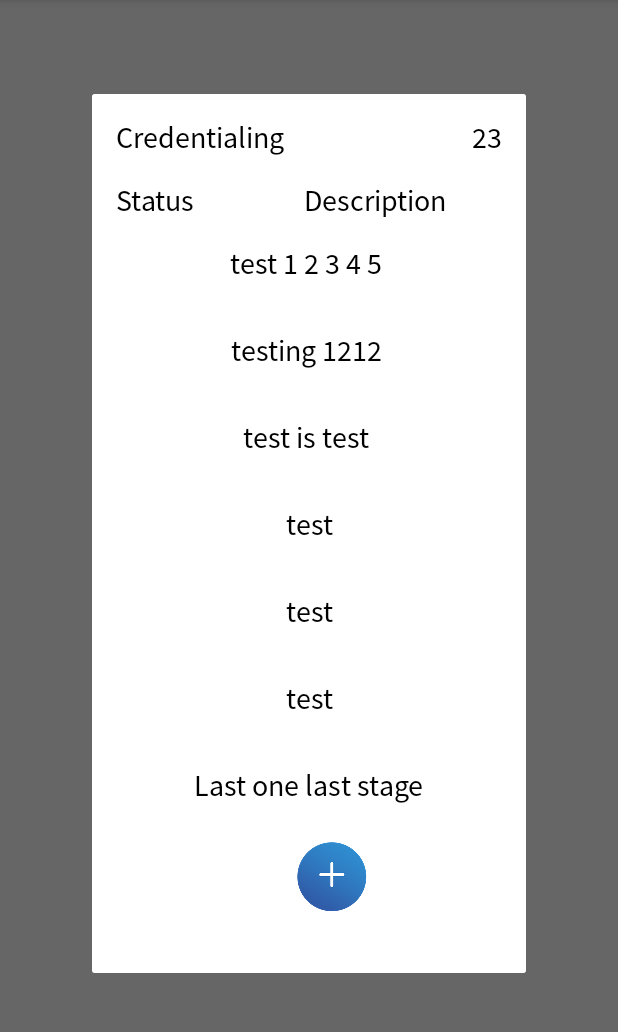
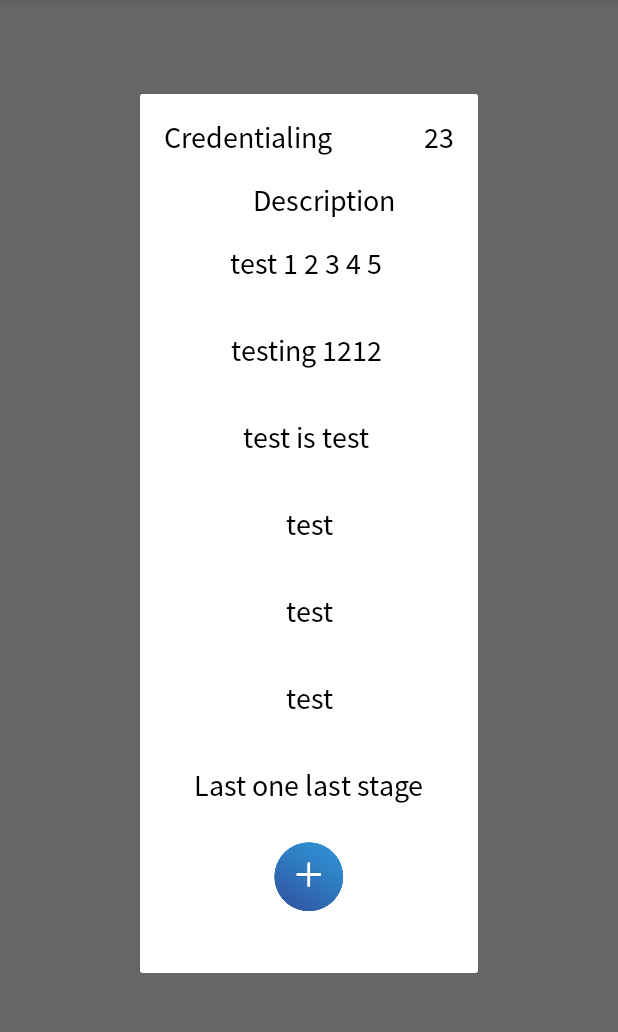
Before and after one commit to yasir0899/PracticeHealth, an Android app: the fragment SubItemDetailsDialog shown on its own in the app's theme, after a tap on "test 1 2 3 4 5", on a phone screen of 412 x 824 dp, the part 84-1116 px from its top. Run offline under Robolectric (Android 15) with nearby library versions, the phone set to English and light mode, and no system bars; libraries missing offline, so code that uses them is left out: com.karumi.dexter; pictures from the network do not load.

Commit message:
description dialog with swipe

```diff
--- a/app/src/main/java/com/example/practiceHealth/utils/SubItemDetailsAdapter.kt
+++ b/app/src/main/java/com/example/practiceHealth/utils/SubItemDetailsAdapter.kt
@@ -1,23 +1,16 @@
 package com.example.practiceHealth.utils
 
 import android.content.Context
-import android.util.Log
 import android.view.LayoutInflater
 import android.view.View
 import android.view.ViewGroup
 import android.view.animation.AnimationUtils
-import android.widget.CheckBox
-import android.widget.CompoundButton
-import android.widget.ImageView
 import android.widget.TextView
 import androidx.constraintlayout.widget.ConstraintLayout
 import androidx.recyclerview.widget.RecyclerView
-import com.bumptech.glide.Glide
 import com.example.practiceHealth.R
 import com.example.practiceHealth.RecyclerViewItemClickListener
-import com.example.practiceHealth.myListener
 import kotlinx.android.synthetic.main.sub_item_desc_list.view.*
-import java.io.File
 
 class SubItemDetailsAdapter(
     private val subItemDetailsList: ArrayList<SubItemDetails>,
@@ -37,11 +30,21 @@ class SubItemDetailsAdapter(
 
 
     override fun onBindViewHolder(holder: ViewHolder, position: Int) {
-        holder.clLevels.animation = AnimationUtils.loadAnimation(context, R.anim.fade_transition_animation)
+        holder.clLevels.animation =
+            AnimationUtils.loadAnimation(context, R.anim.fade_transition_animation)
         val list = subItemDetailsList[position]
         holder.description.text = list.description
         //  holder.status.isChecked = list.status
 
+        holder.clLevels.setOnClickListener {
+
+            listener?.onAdapterClickListener(
+                position,
+                fromShowAttachment = false,
+                statusIsCheck = false,
+                fromCheckBox = false
+            )
+        }
 
     }
 
@@ -76,15 +79,14 @@ class SubItemDetailsAdapter(
         var clLevels: ConstraintLayout = view.clSubItemDetails
 
 
-
-       init {
+        /*   init {
                clLevels.setOnClickListener {
                      listener?.onAdapterClickListener(adapterPosition,false,false,false)
 
                 }
 
 
-        }
+            }*/
 
         /* init {
              showAttactment.setOnClickListener {
--- a/app/src/main/java/com/example/practiceHealth/utils/SubItemDetailsDialog.kt
+++ b/app/src/main/java/com/example/practiceHealth/utils/SubItemDetailsDialog.kt
@@ -180,7 +180,7 @@ class SubItemDetailsDialog : DialogFragment(), RecyclerViewItemClickListener {
 
                         val mDialogCancel = dialog.tvNo
                         mDialogCancel.setOnClickListener {
-
+                            adapterU.notifyItemChanged(adapterPosition)
                             dialog.dismiss()
                         }
                         val mDialogOk = dialog.tvYes
--- a/app/src/main/res/layout/sub_level_item_details_dialog_layout.xml
+++ b/app/src/main/res/layout/sub_level_item_details_dialog_layout.xml
@@ -31,40 +31,27 @@ android:id="@+id/clSubItemDetailsDialog"
         app:layout_constraintEnd_toEndOf="parent"
         android:layout_marginTop="16dp" app:layout_constraintTop_toTopOf="parent"
 />
+
     <TextView
-            android:text="@string/status"
+            android:id="@+id/textView8"
             android:layout_width="wrap_content"
             android:layout_height="wrap_content"
+            android:layout_marginTop="16dp"
             android:fontFamily="@font/source_sans_regular"
-            android:textColor="@color/black"
             android:gravity="center_horizontal"
-            android:textSize="@dimen/text_view_size_20sp"
-            android:id="@+id/textView7" app:layout_constraintStart_toStartOf="parent" android:layout_marginLeft="16dp"
-            android:layout_marginStart="16dp" app:layout_constraintTop_toBottomOf="@+id/tvSubItemDetailTitle"
-            android:layout_marginTop="16dp"/>
-    <TextView
+            android:paddingStart="@dimen/padding_20dp"
+            android:paddingLeft="@dimen/padding_20dp"
             android:text="@string/description"
-            android:layout_width="wrap_content"
-            android:fontFamily="@font/source_sans_regular"
             android:textColor="@color/black"
             android:textSize="@dimen/text_view_size_20sp"
-            android:layout_height="wrap_content"
-            android:gravity="center_horizontal"
-            android:paddingStart="@dimen/padding_20dp"
-            android:id="@+id/textView8" app:layout_constraintEnd_toEndOf="parent"
-            app:layout_constraintStart_toEndOf="@+id/textView7"
-            app:layout_constraintTop_toBottomOf="@+id/tvSubItemDetailTitle"
-            android:layout_marginTop="16dp"
-            android:paddingLeft="@dimen/padding_20dp"/>
+            app:layout_constraintEnd_toEndOf="parent"
+            app:layout_constraintStart_toStartOf="parent"
+            app:layout_constraintTop_toBottomOf="@+id/tvSubItemDetailTitle" />
 
     <androidx.recyclerview.widget.RecyclerView
             android:id="@+id/rcvStatusDesc"
             android:layout_width="wrap_content"
             android:layout_height="wrap_content"
-            android:layout_marginStart="32dp"
-            android:layout_marginLeft="32dp"
-            android:layout_marginEnd="32dp"
-            android:layout_marginRight="32dp"
             app:layoutManager="androidx.recyclerview.widget.LinearLayoutManager"
             app:layout_constraintEnd_toEndOf="parent"
             app:layout_constraintStart_toStartOf="parent"
```
Also changed, not shown: app/src/main/res/layout/dialog_layout.xml (+22 -20 lines). Lines whose indentation alone changed are shown as unchanged.
